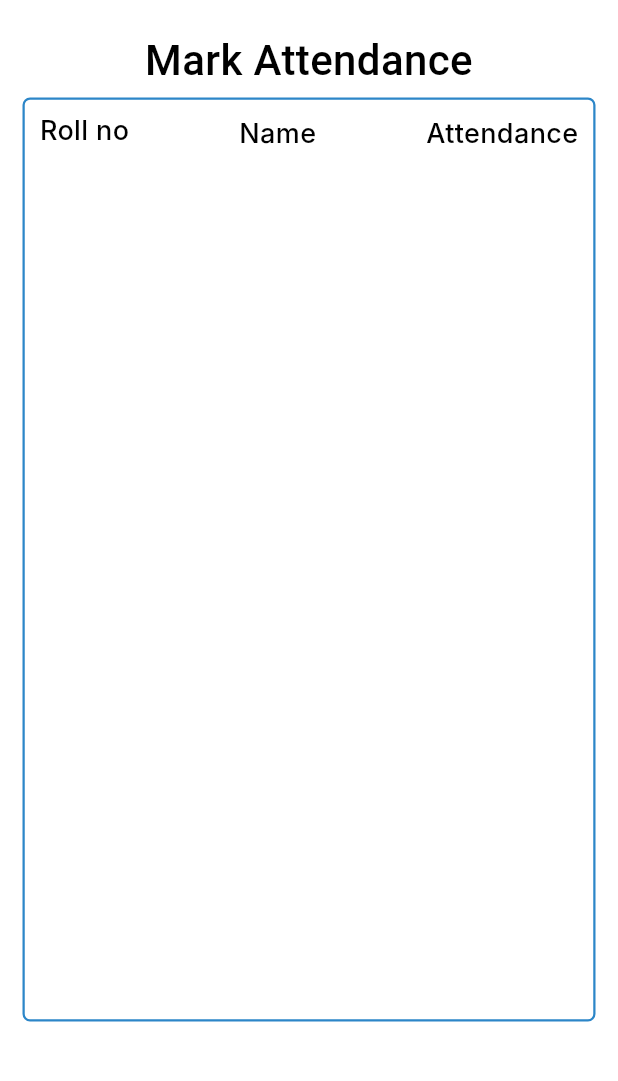
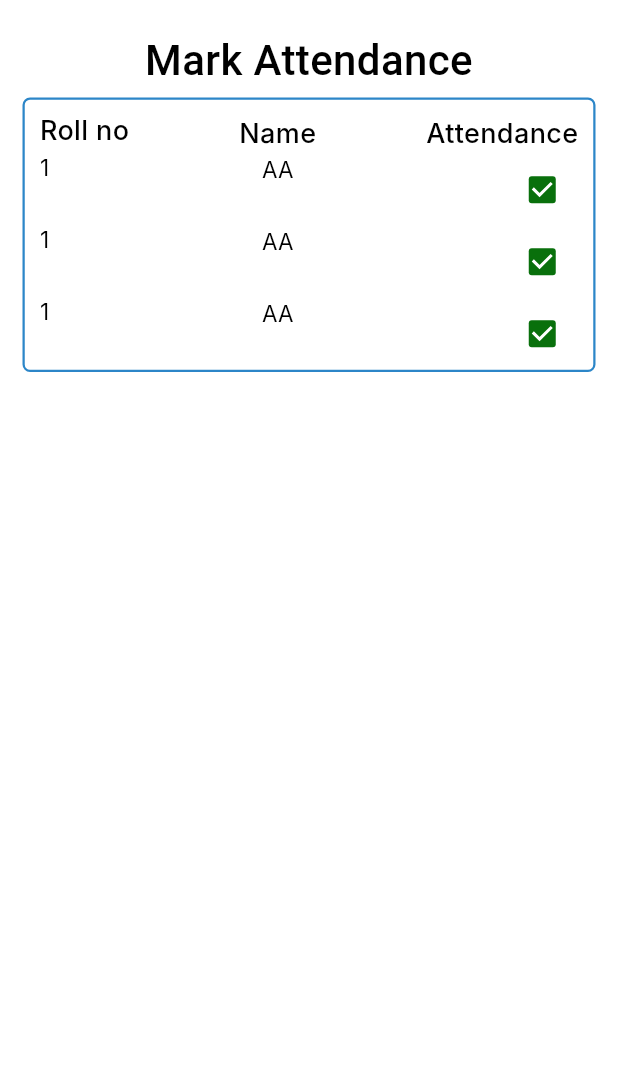
Before and after one commit to dhrisyapn/attendix, a Flutter app: the MarkAttendancePage screen opened directly with empty values, on a phone screen of 412 x 824 dp, the part 45-1126 px from its top. Run offline on Flutter 3.47's test engine with Material 3 defaults, Android fonts, the phone set to English and light mode, and no system bars; our stand-ins replace cloud_firestore, firebase_auth, firebase_core; accounts and stored records are empty; Roboto replaces fonts that are missing (Inter, Poppins).

Commit message:
add attendance check box and other details

```diff
--- a/lib/markattendance.dart
+++ b/lib/markattendance.dart
@@ -12,8 +12,47 @@ class MarkAttendancePage extends StatefulWidget {
 }
 
 class _MarkAttendancePageState extends State<MarkAttendancePage> {
+  bool isChecked = true;
   Widget attendance() {
-    return Container();
+    return Container(
+      child: Row(
+        mainAxisAlignment: MainAxisAlignment.spaceBetween,
+        crossAxisAlignment: CrossAxisAlignment.start,
+        children: [
+          Text(
+            '1',
+            style: TextStyle(
+              color: Colors.black,
+              fontSize: 15,
+              fontFamily: 'Inter',
+              fontWeight: FontWeight.w400,
+              height: 0,
+            ),
+          ),
+          Text(
+            'AA',
+            textAlign: TextAlign.center,
+            style: TextStyle(
+              color: Colors.black,
+              fontSize: 15,
+              fontFamily: 'Inter',
+              fontWeight: FontWeight.w400,
+            ),
+          ),
+          Checkbox(
+            value: isChecked,
+            onChanged: (bool? value) {
+              // Toggle the state
+              setState(() {
+                isChecked = value!;
+              });
+            },
+            activeColor: Color.fromARGB(
+                255, 9, 112, 12), // Change the checkbox color to blue
+          ),
+        ],
+      ),
+    );
   }
 
   @override
@@ -49,7 +88,7 @@ class _MarkAttendancePageState extends State<MarkAttendancePage> {
               ),
               child: Container(
                 width: double.infinity,
-                height: 616,
+                // height: 616,
                 decoration: ShapeDecoration(
                   shape: RoundedRectangleBorder(
                     side: BorderSide(width: 1.50, color: Color(0xFF2C86C8)),
@@ -58,7 +97,9 @@ class _MarkAttendancePageState extends State<MarkAttendancePage> {
                 ),
                 child: Padding(
                   padding: const EdgeInsets.only(left: 10, right: 10, top: 10),
-                  child: Row(
+                  child: Column(
+                    children: [
+                      Row(
                         mainAxisAlignment: MainAxisAlignment.spaceBetween,
                         crossAxisAlignment: CrossAxisAlignment.start,
                         children: [
@@ -92,6 +133,11 @@ class _MarkAttendancePageState extends State<MarkAttendancePage> {
                               fontWeight: FontWeight.w500,
                             ),
                           ),
+                        ],
+                      ),
+                      attendance(),
+                      attendance(),
+                      attendance(),
                     ],
                   ),
                 ),
```
Lines whose indentation alone changed are shown as unchanged.
